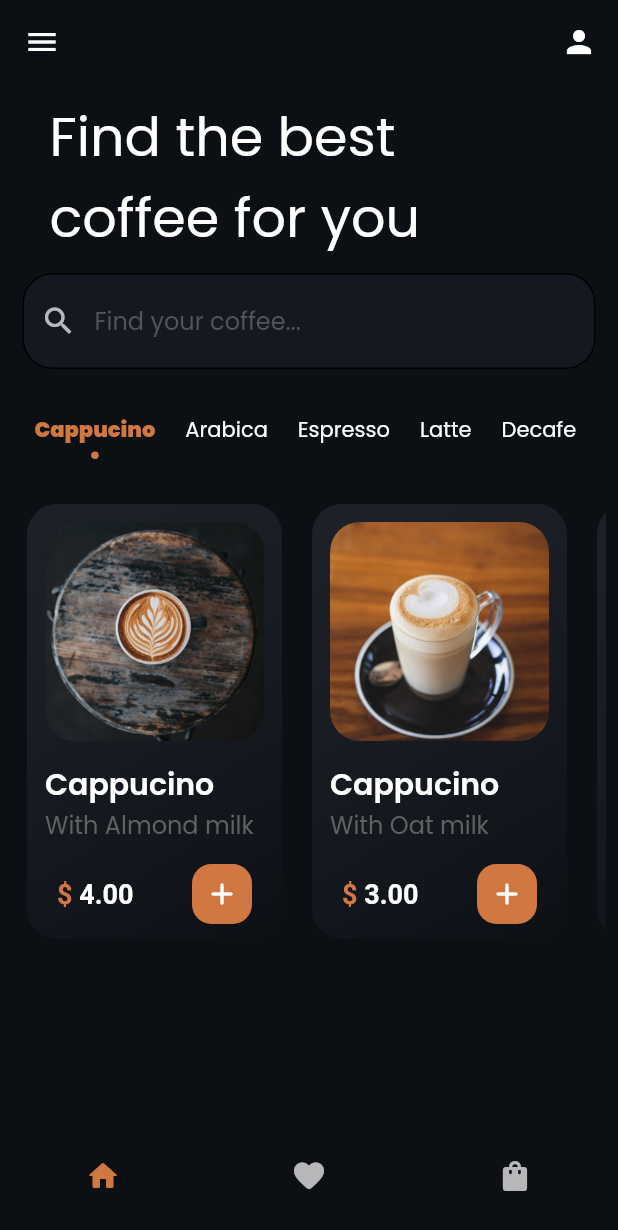
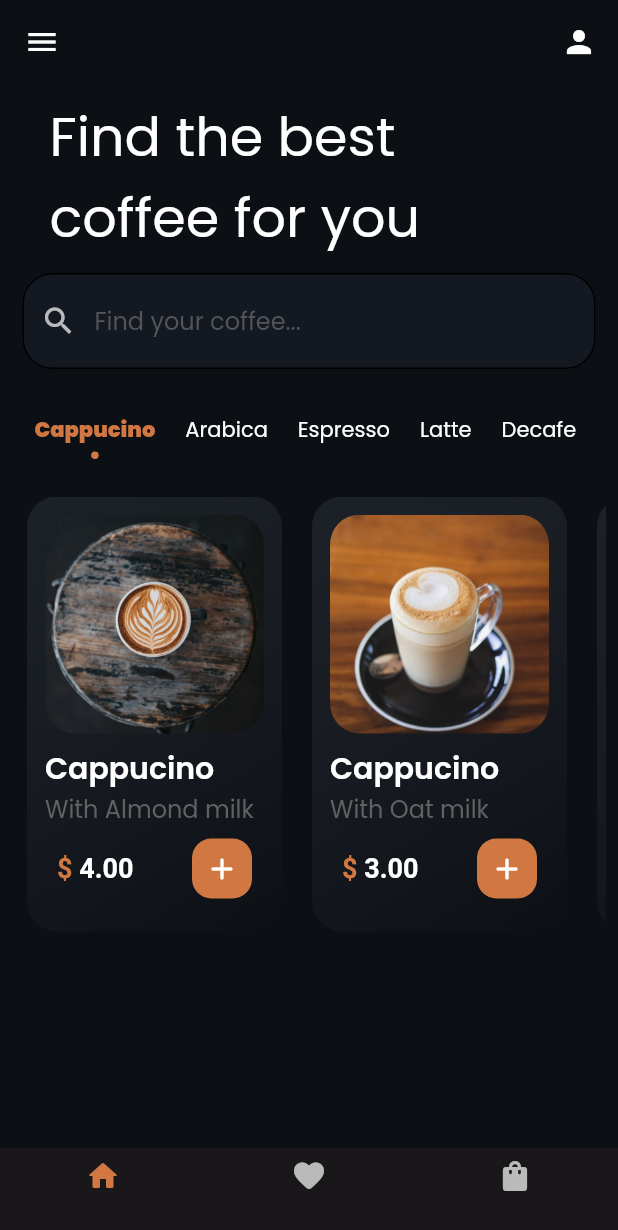
Before and after one commit to mohammedsafvan/coffee_ui_flutter, a Flutter app: the screen it shows after launch, on a phone screen of 412 x 824 dp. Shown: the top 1230 px of the screen. Run offline on Flutter 3.47's test engine with Material 2 defaults, Android fonts, the phone set to English and light mode, and no system bars; our stand-ins replace google_fonts.

Commit message:
added screenshots

```diff
--- a/lib/main.dart
+++ b/lib/main.dart
@@ -17,7 +17,7 @@ class MyApp extends StatelessWidget {
         title: 'Flutter Demo',
         theme: ThemeData(
           textTheme: GoogleFonts.poppinsTextTheme(),
-          scaffoldBackgroundColor: Color(0xFF0C0F14),
+          scaffoldBackgroundColor: const Color(0xFF0C0F14),
           brightness: Brightness.dark,
           primarySwatch: Colors.orange,
         ),
--- a/lib/screens/details_page.dart
+++ b/lib/screens/details_page.dart
@@ -5,8 +5,8 @@ class DetailsPage extends StatelessWidget {
 
   @override
   Widget build(BuildContext context) {
-    return Container(
-      child: Center(child: Text("Details Page")),
+    return const Scaffold(
+      body: Center(child: Text("Details Page")),
     );
   }
 }
--- a/lib/screens/home_page.dart
+++ b/lib/screens/home_page.dart
@@ -44,8 +44,9 @@ class _HomePageState extends State<HomePage> {
         backgroundColor: Colors.transparent,
       ),
       bottomNavigationBar: BottomNavigationBar(
-          selectedItemColor: Color(0xffd17842),
-          backgroundColor: Color(0xFF0C0F14),
+
+          selectedItemColor: const Color(0xffd17842),
+          backgroundColor: const Color(0xFF191719),
           items: const [
             BottomNavigationBarItem(icon: Icon(Icons.home_rounded), label: ''),
             BottomNavigationBarItem(
@@ -101,8 +102,8 @@ class _HomePageState extends State<HomePage> {
                           onTap: () => coffeeTypeSelected(index),
                         );
                       })),
-              SizedBox(
-                height: 20,
+              const SizedBox(
+                height: 15,
               ),
               SizedBox(
                 width: double.infinity,
--- a/lib/widgets/coffee_tile.dart
+++ b/lib/widgets/coffee_tile.dart
@@ -21,8 +21,8 @@ class CoffeeTile extends StatelessWidget {
       padding: const EdgeInsets.only(left: 10.0, bottom: 15, right: 10),
       child: InkWell(
         onTap: () {
-          Navigator.of(context)
-              .push(MaterialPageRoute(builder: (context) => DetailsPage()));
+          Navigator.of(context).push(
+              MaterialPageRoute(builder: (context) => const DetailsPage()));
         },
         child: Container(
           padding: const EdgeInsets.all(12),
@@ -42,12 +42,11 @@ class CoffeeTile extends StatelessWidget {
                 borderRadius: BorderRadius.circular(20),
                 child: Image.asset(
                   imgPath,
-                  // height: 150,
                   fit: BoxFit.fill,
                 ),
               ),
               Padding(
-                padding: const EdgeInsets.symmetric(vertical: 14.0),
+                padding: const EdgeInsets.symmetric(vertical: 8.0),
                 child: Column(
                   crossAxisAlignment: CrossAxisAlignment.start,
                   children: [
@@ -85,7 +84,7 @@ class CoffeeTile extends StatelessWidget {
                       height: 40,
                       width: 40,
                       decoration: BoxDecoration(
-                          color: Color(0xffd17842),
+                          color: const Color(0xffd17842),
                           borderRadius: BorderRadius.circular(13)),
                       child: const Icon(Icons.add_rounded),
                     )
```
Also changed, not shown: 3 other files.
